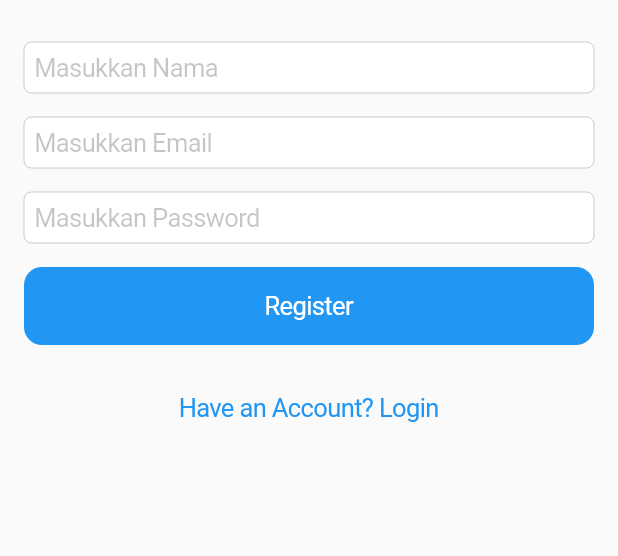
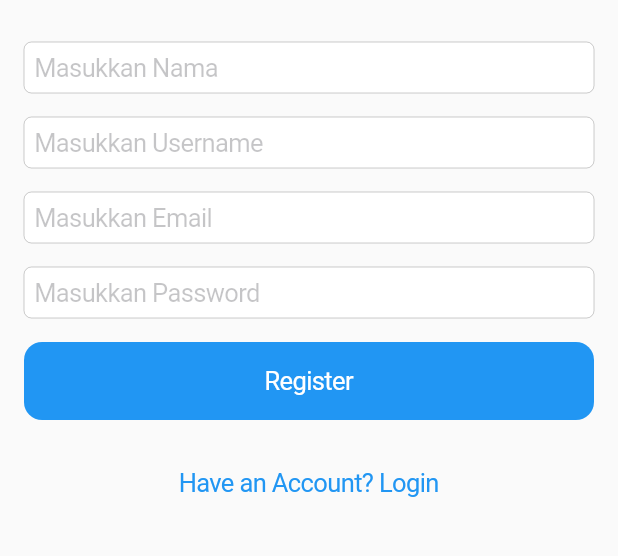
Before and after one commit to Mineversal/Votie, a Flutter app: the Register screen opened by its route, on a phone screen of 412 x 824 dp, the part 390-946 px from its top. Run offline on Flutter 3.47's test engine with Material 2 defaults, Android fonts, the phone set to English and light mode, and no system bars; our stand-ins replace firebase_core; accounts and stored records are empty.

Commit message:
add username textfield on register_page

```diff
--- a/lib/ui/register_page.dart
+++ b/lib/ui/register_page.dart
@@ -31,6 +31,17 @@
                 textInputAction: TextInputAction.next,
                 restorationId: 'name_text_field',
                 placeholder: 'Masukkan Nama',
+                keyboardType: TextInputType.name,
+                clearButtonMode: OverlayVisibilityMode.editing,
+                autocorrect: false,
+              ),
+            ),
+            const Padding(
+              padding: EdgeInsets.symmetric(vertical: 8),
+              child: CupertinoTextField(
+                textInputAction: TextInputAction.next,
+                restorationId: 'username_text_field',
+                placeholder: 'Masukkan Username',
                 keyboardType: TextInputType.name,
                 clearButtonMode: OverlayVisibilityMode.editing,
                 autocorrect: false,
```
